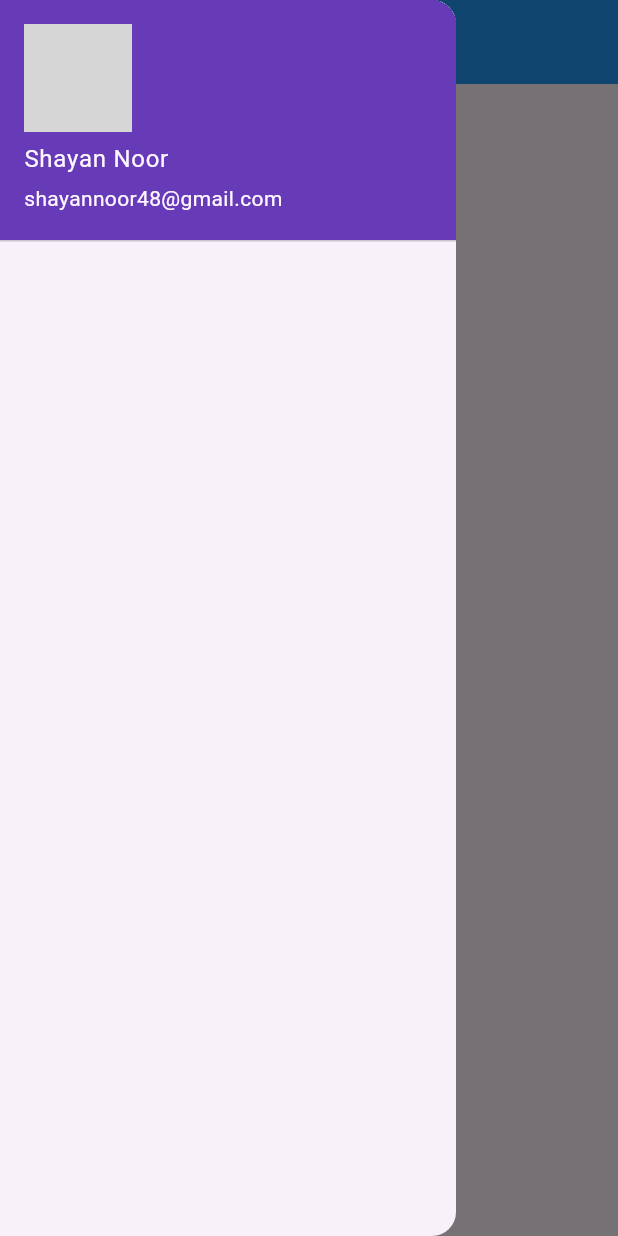
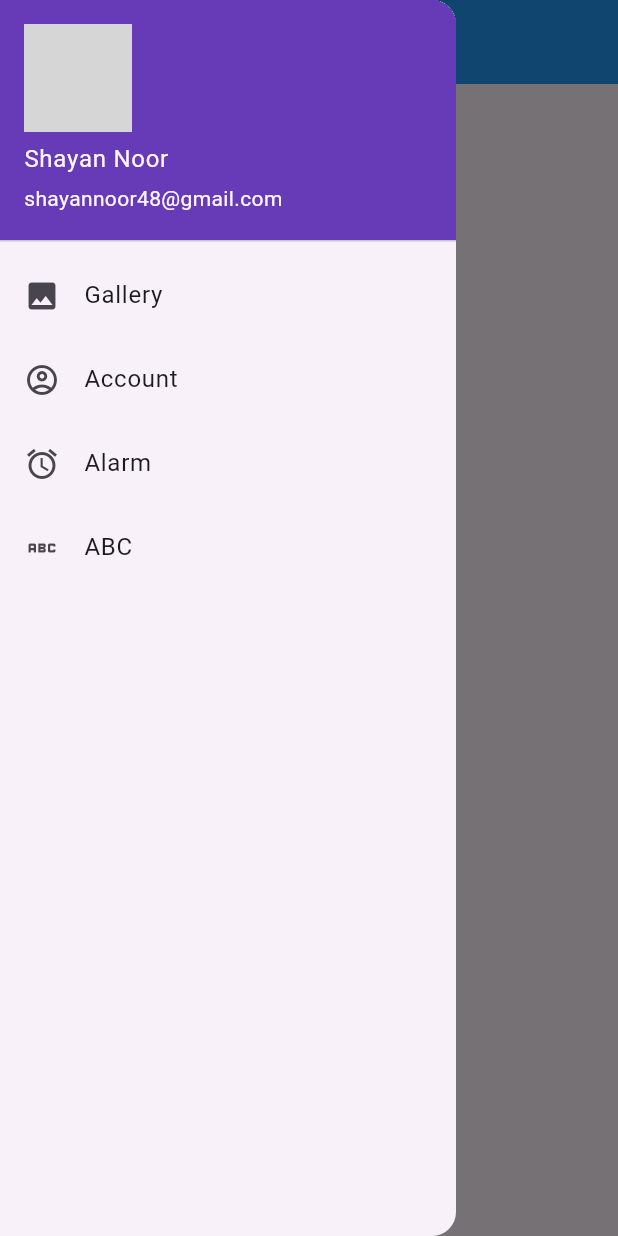
Before and after one commit to shayan-noor3060/demo_project, a Flutter app: the screen it shows after launch, with the side drawer open, on a phone screen of 412 x 824 dp. Run offline on Flutter 3.47's test engine with Material 3 defaults, Android fonts, the phone set to English and light mode, and no system bars; network calls fail; grey boxes are pictures that could not be loaded.

Commit message:
Add ListTile to Home Screen

```diff
--- a/lib/home_screen.dart
+++ b/lib/home_screen.dart
@@ -27,9 +27,24 @@ class _HomeScreenState extends State<HomeScreen> {
                   backgroundImage: NetworkImage(
                       'https://flutter.github.io/assets-for-api-docs/assets/widgets/owl-2.jpg'),
                 ),
-                accountName: Text('Shayan Noor'),
+                accountName: Text("Shayan Noor"),
                 accountEmail: Text('shayannoor48@gmail.com')),
-            ListTile()
+            ListTile(
+              leading: Icon(Icons.image),
+              title: Text('Gallery'),
+            ),
+            ListTile(
+              leading: Icon(Icons.account_circle_outlined),
+              title: Text('Account'),
+            ),
+            ListTile(
+              leading: Icon(Icons.access_alarm),
+              title: Text('Alarm'),
+            ),
+            ListTile(
+              leading: Icon(Icons.abc),
+              title: Text('ABC'),
+            ),
           ],
         ),
       ),
```
